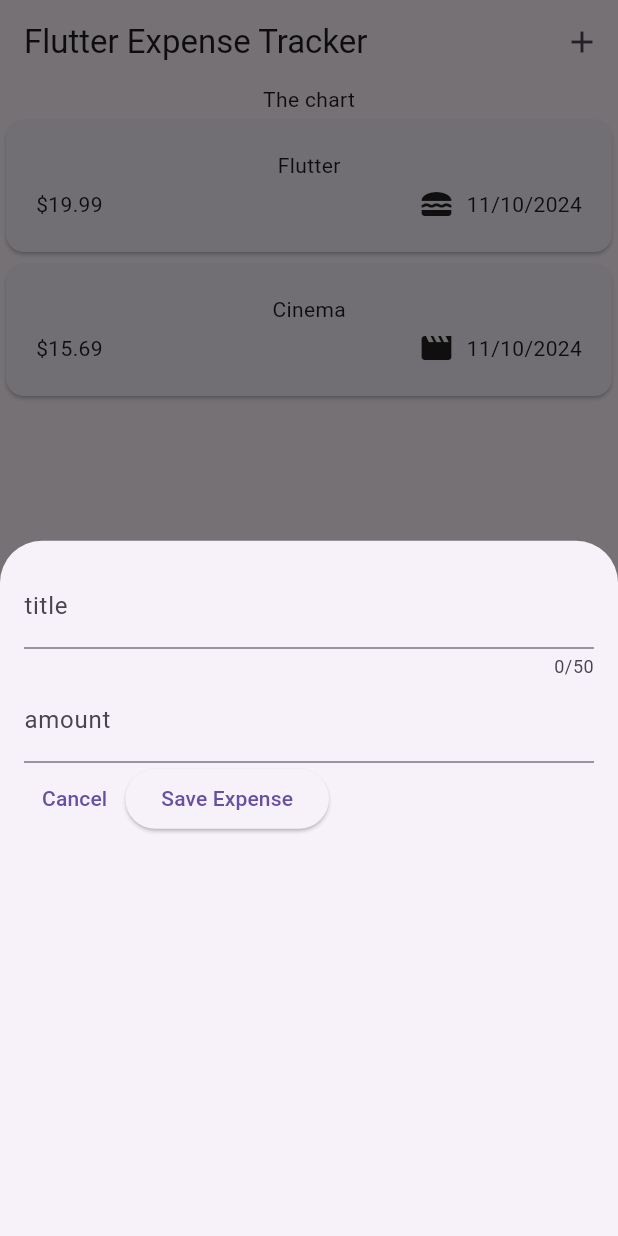
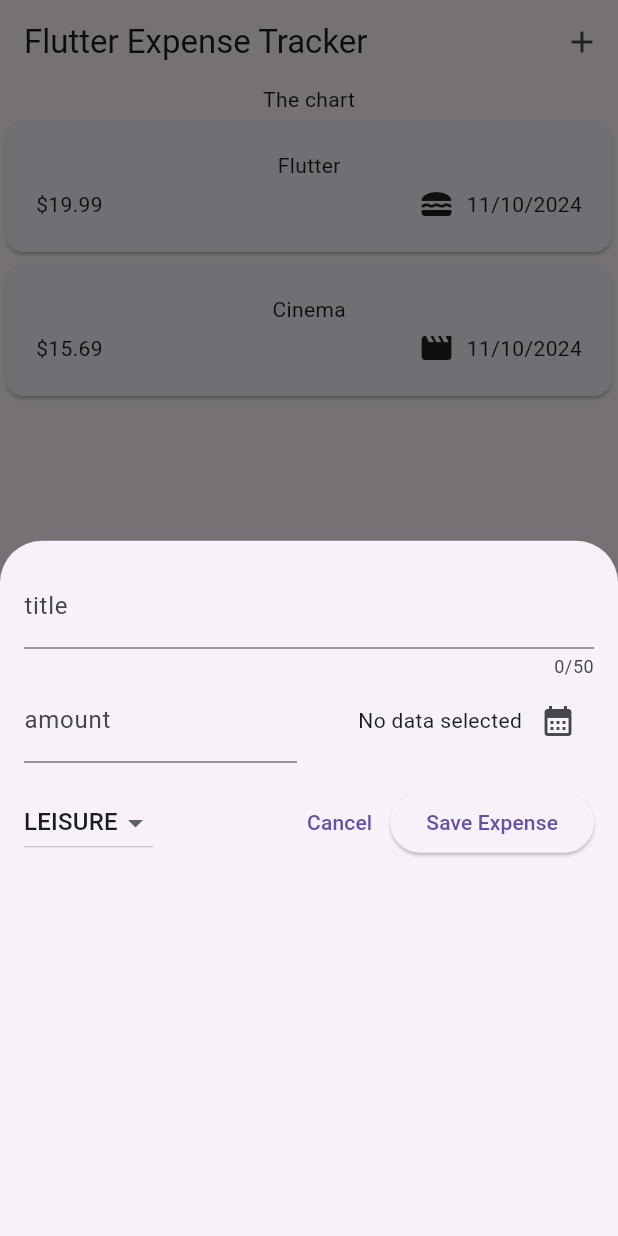
Before and after one commit to figboy9/flutter_expense_tracker, a Flutter app: the screen it shows after launch, after a tap on the "add" icon, on a phone screen of 412 x 824 dp. Run offline on Flutter 3.47's test engine with Material 3 defaults, Android fonts, the phone set to English and light mode, and no system bars.

Commit message:
add add expense modal

```diff
--- a/lib/new_expense.dart
+++ b/lib/new_expense.dart
@@ -1,7 +1,10 @@
 import 'package:flutter/material.dart';
+import 'package:flutter_expense_tracker/models/expense.dart';
 
 class NewExpense extends StatefulWidget {
-  const NewExpense({super.key});
+  const NewExpense({super.key, required this.onSubmitExpense});
+
+  final void Function(Expense) onSubmitExpense;
 
   @override
   State<NewExpense> createState() {
@@ -10,13 +13,58 @@ class NewExpense extends StatefulWidget {
 }
 
 class _NewExpenseState extends State<NewExpense> {
-  // var _enteredTitle = '';
-  // void _saveTitleInput(String inputValue) {
-  //   _enteredTitle = inputValue;
-  // }
-
   final _titleController = TextEditingController();
   final _amountController = TextEditingController();
+  DateTime? _selectedDate;
+  Category _selectedCategory = Category.leisure;
+
+  void _presentDatePicker() async {
+    final now = DateTime.now();
+    final firstDate = DateTime(now.year - 1, now.month, now.day);
+    final pickedDate = await showDatePicker(
+      context: context,
+      initialDate: now,
+      firstDate: firstDate,
+      lastDate: now,
+    );
+    setState(() {
+      _selectedDate = pickedDate;
+    });
+  }
+
+  void _submitExpenseData() {
+    final enteredAmount = double.tryParse(_amountController.text);
+    final amountIsValid = enteredAmount == null || enteredAmount <= 0;
+    if (_titleController.text.trim().isEmpty ||
+        amountIsValid ||
+        _selectedDate == null) {
+      showDialog(
+        context: context,
+        builder: (ctx) => AlertDialog(
+          title: const Text('Invalid input'),
+          content: const Text(
+              'Please make sure a valid title, amount, date category was entered.'),
+          actions: [
+            TextButton(
+                onPressed: () {
+                  Navigator.pop(ctx);
+                },
+                child: const Text('Okay'))
+          ],
+        ),
+      );
+      return;
+    }
+    widget.onSubmitExpense(
+      Expense(
+        title: _titleController.text.trim(),
+        amount: enteredAmount,
+        date: _selectedDate!,
+        category: _selectedCategory,
+      ),
+    );
+  }
+
   @override
   void dispose() {
     _titleController.dispose();
@@ -37,7 +85,10 @@ class _NewExpenseState extends State<NewExpense> {
               label: Text('title'),
             ),
           ),
-          TextField(
+          Row(
+            children: [
+              Expanded(
+                child: TextField(
                   controller: _amountController,
                   decoration: const InputDecoration(
                     prefixText: '\$',
@@ -45,17 +96,54 @@ class _NewExpenseState extends State<NewExpense> {
                   ),
                   keyboardType: TextInputType.number,
                 ),
+              ),
+              const SizedBox(width: 16),
+              Expanded(
+                child: Row(
+                  mainAxisAlignment: MainAxisAlignment.end,
+                  crossAxisAlignment: CrossAxisAlignment.center,
+                  children: [
+                    Text(_selectedDate == null
+                        ? 'No data selected'
+                        : formatter.format(_selectedDate!)),
+                    IconButton(
+                      onPressed: _presentDatePicker,
+                      icon: const Icon(Icons.calendar_month),
+                    )
+                  ],
+                ),
+              )
+            ],
+          ),
+          const SizedBox(height: 16),
           Row(
             children: [
+              DropdownButton(
+                value: _selectedCategory,
+                items: Category.values
+                    .map(
+                      (category) => DropdownMenuItem(
+                        value: category,
+                        child: Text(category.name.toUpperCase()),
+                      ),
+                    )
+                    .toList(),
+                onChanged: (value) {
+                  if (value == null) {
+                    return;
+                  }
+                  setState(() {
+                    _selectedCategory = value;
+                  });
+                },
+              ),
+              const Spacer(),
               TextButton(
-                onPressed: () {},
+                onPressed: () => Navigator.pop(context),
                 child: const Text('Cancel'),
               ),
               ElevatedButton(
-                onPressed: () {
-                  print(_titleController.text);
-                  print(_amountController.text);
-                },
+                onPressed: _submitExpenseData,
                 child: const Text('Save Expense'),
               )
             ],
--- a/lib/widgets/expenses.dart
+++ b/lib/widgets/expenses.dart
@@ -28,7 +28,18 @@ class _ExpensesState extends State<Expenses> {
     )
   ];
   void _openAddExpenseOverlay() {
-    showModalBottomSheet(context: context, builder: (ctx) => NewExpense());
+    showModalBottomSheet(
+      context: context,
+      builder: (ctx) => NewExpense(
+        onSubmitExpense: addExpense,
+      ),
+    );
+  }
+
+  void addExpense(Expense expense) {
+    setState(() {
+      _registeredExpenses.add(expense);
+    });
   }
 
   @override
```
Lines whose indentation alone changed are shown as unchanged.
